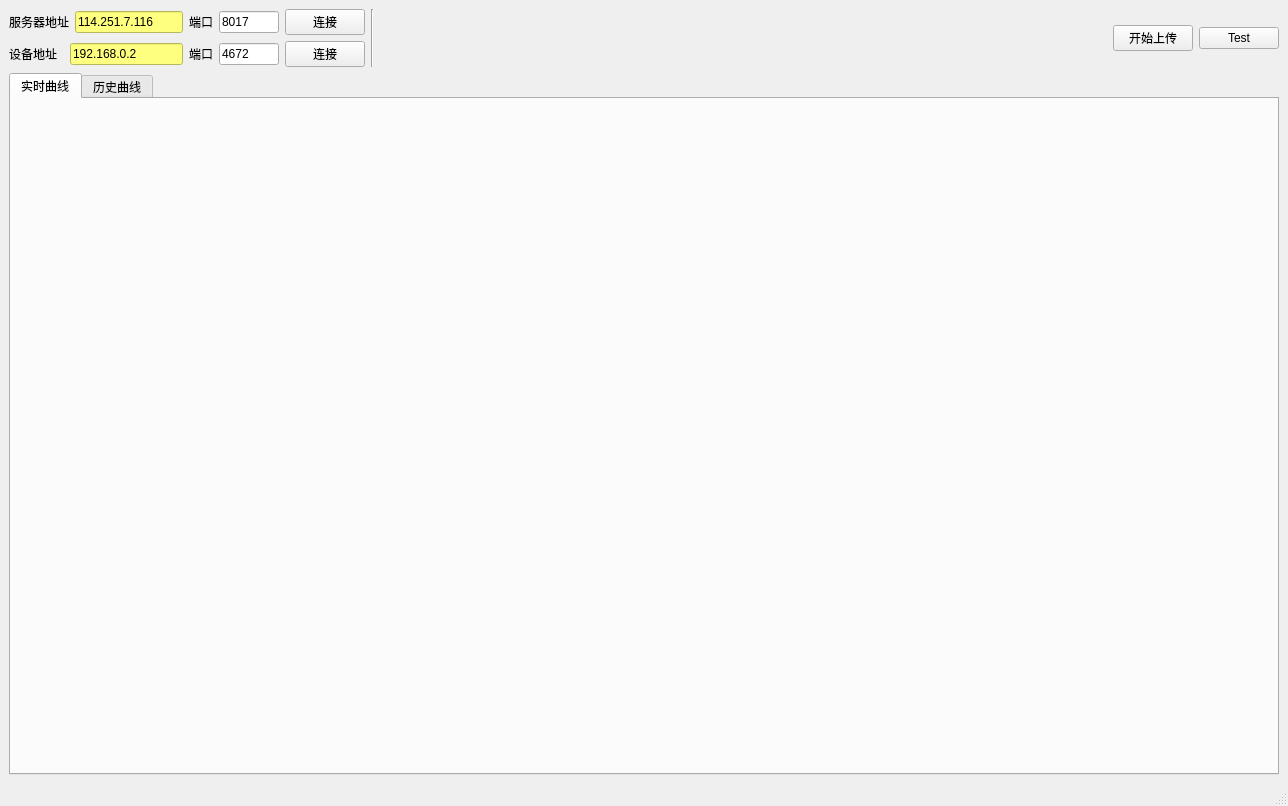
Old version of the form mainwindow.ui in the repository walkblank/uploaderAQI.
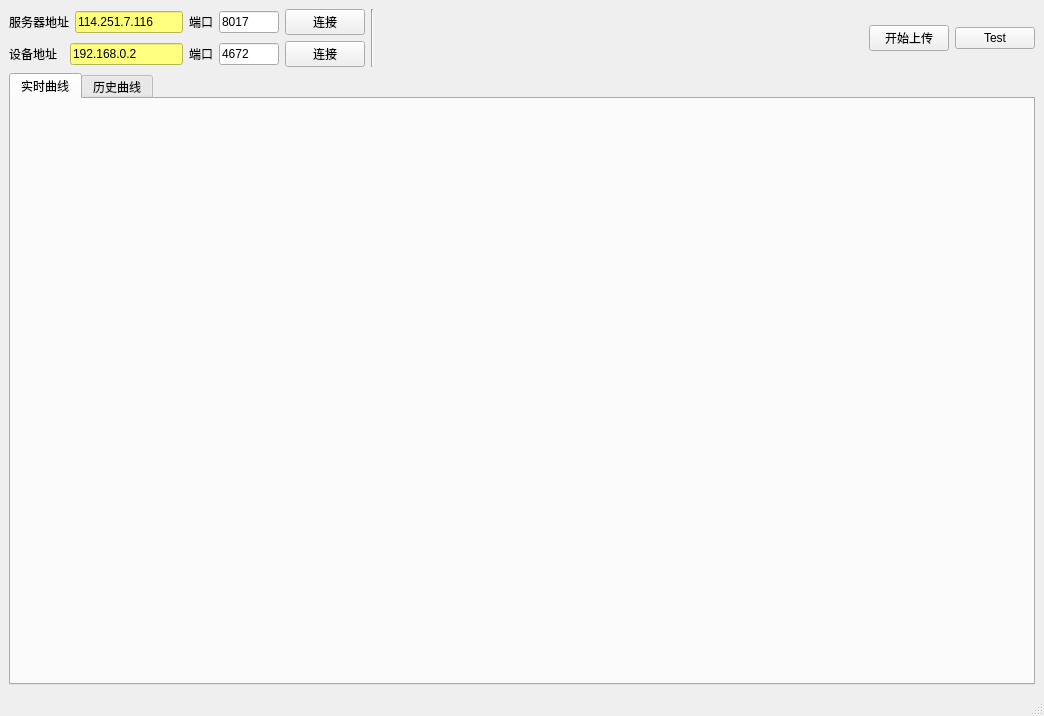
New version of the form.

Patch:
```diff
--- a/mainwindow.ui
+++ b/mainwindow.ui
@@ -6,8 +6,8 @@
    <rect>
     <x>0</x>
     <y>0</y>
-    <width>1288</width>
-    <height>806</height>
+    <width>1044</width>
+    <height>716</height>
    </rect>
   </property>
   <property name="windowTitle">
```
